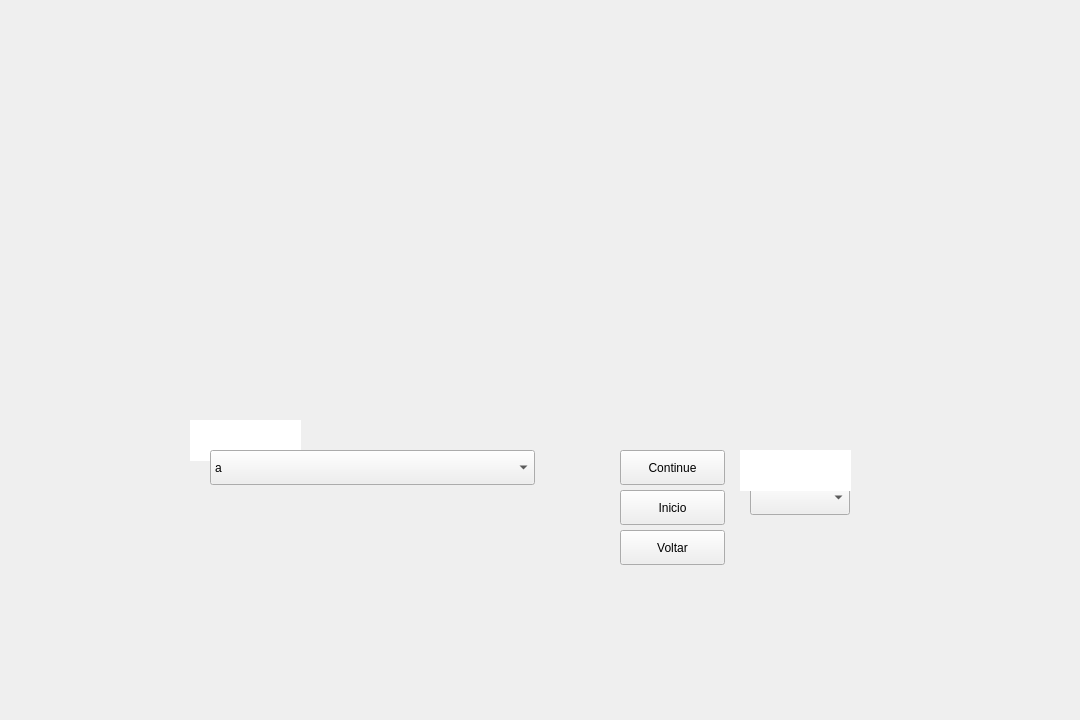
Qt form ui/thirdwindow.ui (eriklemy/Detetive) before a commit.
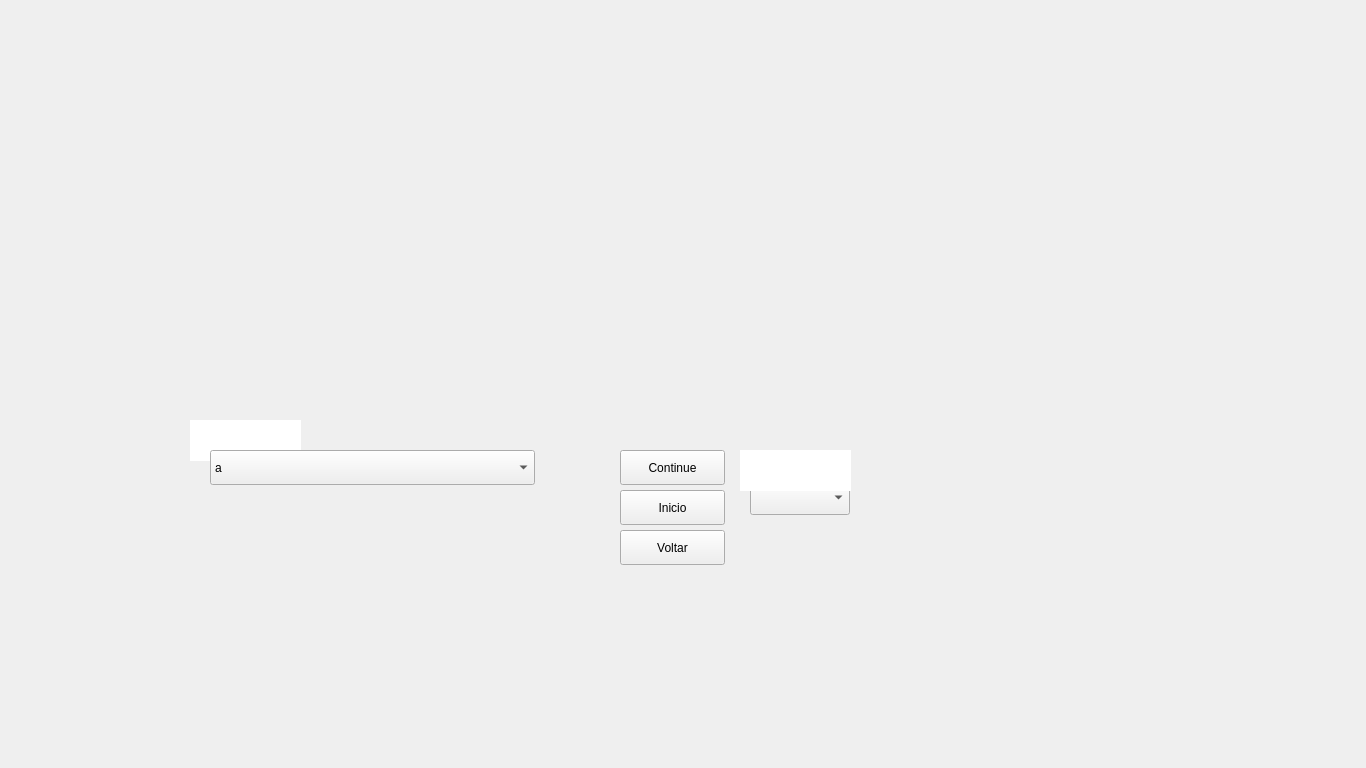
The same form after that commit.

What changed in the file:
```diff
--- a/ui/thirdwindow.ui
+++ b/ui/thirdwindow.ui
@@ -6,14 +6,14 @@
    <rect>
     <x>0</x>
     <y>0</y>
-    <width>1080</width>
-    <height>720</height>
+    <width>1366</width>
+    <height>768</height>
    </rect>
   </property>
   <property name="maximumSize">
    <size>
-    <width>1080</width>
-    <height>720</height>
+    <width>1366</width>
+    <height>768</height>
    </size>
   </property>
   <property name="windowTitle">
@@ -22,8 +22,8 @@
   <widget class="QWidget" name="centralwidget">
    <property name="maximumSize">
     <size>
-     <width>1080</width>
-     <height>720</height>
+     <width>1366</width>
+     <height>768</height>
     </size>
    </property>
    <widget class="QLabel" name="label">
@@ -31,14 +31,14 @@
      <rect>
       <x>0</x>
       <y>0</y>
-      <width>1080</width>
-      <height>720</height>
+      <width>1366</width>
+      <height>768</height>
      </rect>
     </property>
     <property name="maximumSize">
      <size>
-      <width>1080</width>
-      <height>720</height>
+      <width>1366</width>
+      <height>768</height>
      </size>
     </property>
     <property name="text">
```
